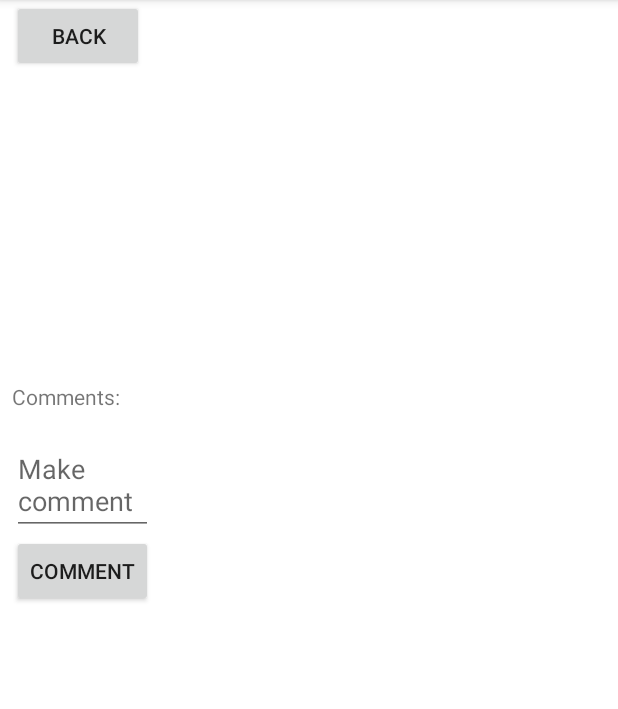
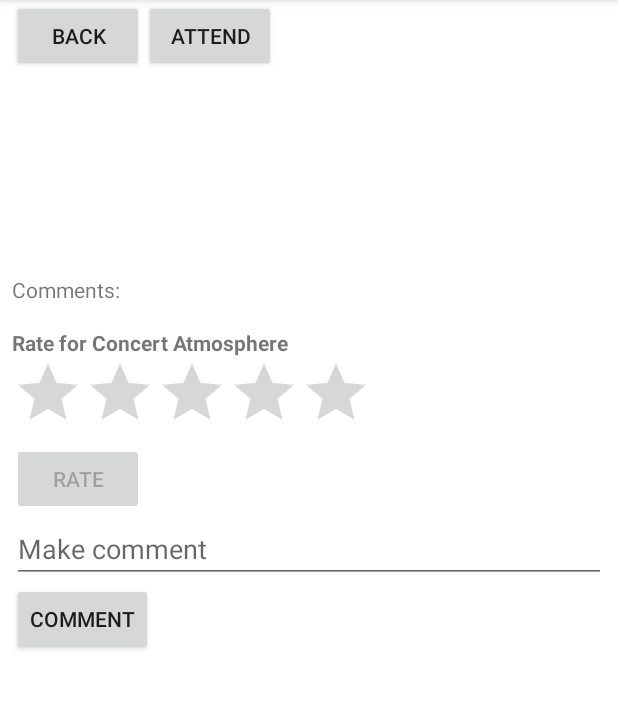
Before and after one commit to bounswe/bounswe2017group2, an Android app: the fragment ConcertDetails placed in its activity, on a phone screen of 412 x 824 dp, the part 84-793 px from its top. Run offline under Robolectric (Android 15) with nearby library versions, the phone set to English and light mode, and no system bars; 14 statements that could not run were skipped.

Commit message:
Detailed Rating is implemented

```diff
--- a/Android/app/src/main/java/com/swegroup2/lookingforconcerts/RestInterfaceController.java
+++ b/Android/app/src/main/java/com/swegroup2/lookingforconcerts/RestInterfaceController.java
@@ -6,6 +6,7 @@ import com.swegroup2.lookingforconcerts.concert.Artist;
 import com.swegroup2.lookingforconcerts.concert.ConcertComment;
 import com.swegroup2.lookingforconcerts.concert.ConcertDto;
 import com.swegroup2.lookingforconcerts.concert.ConcertResponse;
+import com.swegroup2.lookingforconcerts.concert.Ratings;
 import com.swegroup2.lookingforconcerts.user.UserDto;
 import com.swegroup2.lookingforconcerts.user.UserResponse;
 
@@ -43,10 +44,13 @@ public interface RestInterfaceController {
     Call<UserDto> getUserProfile(@HeaderMap Map<String, String> headermap);
 
     @POST("/concert/{id}/subscribe/")
-    Call<ConcertResponse> attend(@Path("id") int id, @HeaderMap Map<String, String> headermap);
+    Call<Void> attend(@Path("id") int id, @HeaderMap Map<String, String> headermap);
 
     @POST("/concert/{id}/unsubscribe/")
     Call<ConcertResponse> unAttend(@Path("id") int id, @HeaderMap Map<String, String> headermap);
+
+    @POST("/concert/{id}/rate/")
+    Call<ConcertResponse> rate(@Body Ratings ratings, @Path("id") int id, @HeaderMap Map<String, String> headermap);
 
     @POST("/signup/")
     Call<UserResponse> signUp(@Body UserDto userDto);
--- a/Android/app/src/main/java/com/swegroup2/lookingforconcerts/concert/ConcertDetails.java
+++ b/Android/app/src/main/java/com/swegroup2/lookingforconcerts/concert/ConcertDetails.java
@@ -4,11 +4,13 @@ import android.os.Bundle;
 import android.support.annotation.Nullable;
 import android.support.v4.app.Fragment;
 import android.util.Log;
+import android.util.Pair;
 import android.view.LayoutInflater;
 import android.view.View;
 import android.view.ViewGroup;
 import android.widget.Button;
 import android.widget.EditText;
+import android.widget.RatingBar;
 import android.widget.TextView;
 import android.widget.Toast;
 
@@ -43,11 +45,21 @@ public class ConcertDetails extends Fragment {
     TextView maxPrice;
     TextView location;
     TextView comments;
+    TextView rateDetails;
+    int rateCount = 0;
     EditText commentText;
+    RatingBar ratingBar;
     public static Button attend;
 
     Button comment;
     Button back;
+    Button rateSubmit;
+
+    Ratings ratings = new Ratings();
+    int atmospehere = 0;
+    int costumes = 0;
+    int quality = 0;
+    int stage = 0;
 
 
     public ConcertDetails() {
@@ -58,7 +70,6 @@ public class ConcertDetails extends Fragment {
         ConcertDetails fragment = new ConcertDetails();
         Bundle args = new Bundle();
         args.putByteArray("concert", serialize(concertDto));
-
 
         fragment.setArguments(args);
         return fragment;
@@ -78,7 +89,6 @@ public class ConcertDetails extends Fragment {
     @Override
     public View onCreateView(final LayoutInflater inflater, final ViewGroup container,
                              final Bundle savedInstanceState) {
-
         View view = inflater.inflate(R.layout.fragment_concert_details, container, false);
         name = (TextView) view.findViewById(R.id.name);
         artistName = (TextView) view.findViewById(R.id.artistName);
@@ -88,6 +98,9 @@ public class ConcertDetails extends Fragment {
         maxPrice = (TextView) view.findViewById(R.id.maxPrice);
         location = (TextView) view.findViewById(R.id.location);
         comments = (TextView) view.findViewById(R.id.comments);
+        rateDetails = (TextView) view.findViewById(R.id.detailed_ratings);
+        ratingBar = (RatingBar) view.findViewById(R.id.ratingBar);
+        rateSubmit = (Button) view.findViewById(R.id.rate_submit);
         back = (Button) view.findViewById(R.id.back_to_list);
         comment = (Button) view.findViewById(R.id.comment);
         attend = (Button) view.findViewById(R.id.attend);
@@ -141,8 +154,100 @@ public class ConcertDetails extends Fragment {
         comments.setText(allComments);
 
 
+        ratingBar.setStepSize((float) 1.0);
+
+
+        for (int i = 0; i < concertDto.ratings.size(); i++) {
+            atmospehere += concertDto.ratings.get(i).concert_atmosphere;
+            costumes += concertDto.ratings.get(i).artist_costumes;
+            quality += concertDto.ratings.get(i).music_quality;
+            stage += concertDto.ratings.get(i).stage_show;
+        }
+
+        int size = concertDto.ratings.size();
+        if (size != 0) {
+            atmospehere = atmospehere / size;
+            costumes = costumes / size;
+            quality = quality / size;
+            stage = stage / size;
+        }
+
+        ratingBar.setProgress(atmospehere);
+
+        ratingBar.setOnRatingBarChangeListener(new RatingBar.OnRatingBarChangeListener() {
+            @Override
+            public void onRatingChanged(RatingBar ratingBar, float rating, boolean fromUser) {
+                if (ConcertListActivity.userDto.concerts.contains(concertDto.id) && fromUser) {
+                    if (rateCount == 0) {
+                        ratings.concert_atmosphere = (int) ratingBar.getRating();
+                        rateDetails.setText("Rate for Artist Costumes");
+                        ratingBar.setProgress(costumes);
+                    } else if (rateCount == 1) {
+                        ratings.artist_costumes = (int) ratingBar.getRating();
+                        rateDetails.setText("Rate for Music Quality");
+                        ratingBar.setProgress(quality);
+                    } else if (rateCount == 2) {
+                        ratings.music_quality = (int) ratingBar.getRating();
+                        rateDetails.setText("Rate for Stage Show");
+                        ratingBar.setProgress(stage);
+                    } else if (rateCount == 3) {
+                        ratings.stage_show = (int) ratingBar.getRating();
+                        rateDetails.setText("Rate for Concert Atmosphere");
+                        ratingBar.setProgress(atmospehere);
+                    } else {
+                        rateSubmit.setEnabled(true);
+                        rateCount = -1;
+                        rateDetails.setText("Rate for Concert Atmosphere");
+                        ratingBar.setProgress(atmospehere);
+                    }
+                    rateCount++;
+                }
+            }
+        });
+
+        ratingBar.setOnClickListener(new View.OnClickListener() {
+            @Override
+            public void onClick(View v) {
+
+            }
+        });
+        rateSubmit.setEnabled(false);
+        rateSubmit.setOnClickListener(new View.OnClickListener() {
+            @Override
+            public void onClick(View v) {
+                rate();
+            }
+        });
+
+
         // Inflate the layout for this fragment
         return view;
+    }
+
+    public void rate() {
+        Retrofit retrofit = new Retrofit.Builder()
+                .baseUrl("http://34.210.127.92:8000/")
+                .addConverterFactory(GsonConverterFactory.create())
+                .build();
+
+        RestInterfaceController controller = retrofit.create(RestInterfaceController.class);
+
+        Map<String, String> map = new HashMap<>();
+        map.put("Authorization", "Bearer " + LoginActivity.accessToken);
+        Call<ConcertResponse> call = controller.rate(ratings, concertDto.id, map);
+        call.enqueue(new Callback<ConcertResponse>() {
+            @Override
+            public void onResponse(Call<ConcertResponse> call, Response<ConcertResponse> response) {
+                rateDetails.setText("THANKS!");
+                ConcertListActivity.getProfileInfo(getActivity());
+                Toast.makeText(getActivity(), "RATED", Toast.LENGTH_SHORT).show();
+            }
+
+            @Override
+            public void onFailure(Call<ConcertResponse> call, Throwable t) {
+                Toast.makeText(getActivity(), "RATE ERROR", Toast.LENGTH_SHORT).show();
+            }
+        });
     }
 
     public void makeComment(String comment) {
@@ -184,10 +289,10 @@ public class ConcertDetails extends Fragment {
 
         Map<String, String> map = new HashMap<>();
         map.put("Authorization", "Bearer " + LoginActivity.accessToken);
-        Call<ConcertResponse> call = controller.attend(concertDto.id, map);
-        call.enqueue(new Callback<ConcertResponse>() {
+        Call<Void> call = controller.attend(concertDto.id, map);
+        call.enqueue(new Callback<Void>() {
             @Override
-            public void onResponse(Call<ConcertResponse> call, Response<ConcertResponse> response) {
+            public void onResponse(Call<Void> call, Response<Void> response) {
                 attend.setText("UNATTEND");
 
                 ConcertListActivity.getProfileInfo(getActivity());
@@ -195,9 +300,8 @@ public class ConcertDetails extends Fragment {
             }
 
             @Override
-            public void onFailure(Call<ConcertResponse> call, Throwable t) {
+            public void onFailure(Call<Void> call, Throwable t) {
                 Toast.makeText(getActivity(), "ATTEND ERROR", Toast.LENGTH_SHORT).show();
-                Log.d("FS", t.getMessage());
             }
         });
     }
--- /dev/null
+++ b/Android/app/src/main/java/com/swegroup2/lookingforconcerts/concert/Ratings.java
@@ -0,0 +1,28 @@
+package com.swegroup2.lookingforconcerts.concert;
+
+import com.google.gson.annotations.Expose;
+import com.google.gson.annotations.SerializedName;
+
+import java.io.Serializable;
+
+public class Ratings implements Serializable {
+    @SerializedName("concert_atmosphere")
+    @Expose
+    public Integer concert_atmosphere;
+    @SerializedName("artist_costumes")
+    @Expose
+    public Integer artist_costumes;
+    @SerializedName("music_quality")
+    @Expose
+    public Integer music_quality;
+    @SerializedName("stage_show")
+    @Expose
+    public Integer stage_show;
+    @SerializedName("owner")
+    @Expose
+    public Integer owner;
+    @SerializedName("concert")
+    @Expose
+    public Integer concert;
+
+}
--- a/Android/app/src/main/res/layout/fragment_concert_details.xml
+++ b/Android/app/src/main/res/layout/fragment_concert_details.xml
@@ -11,7 +11,7 @@
 
         <LinearLayout
             android:id="@+id/linearLayout"
-            android:layout_width="wrap_content"
+            android:layout_width="match_parent"
             android:layout_height="wrap_content"
             android:layout_marginLeft="8dp"
             android:layout_marginRight="8dp"
@@ -75,6 +75,25 @@
                 android:layout_width="wrap_content"
                 android:layout_height="wrap_content" />
 
+            <TextView
+                android:id="@+id/detailed_ratings"
+                android:layout_width="wrap_content"
+                android:layout_height="wrap_content"
+                android:textStyle="bold"
+                android:text="Rate for Concert Atmosphere"/>
+
+            <RatingBar
+                android:layout_width="wrap_content"
+                android:layout_height="wrap_content"
+                android:id="@+id/ratingBar" />
+
+            <Button
+                android:id="@+id/rate_submit"
+                android:layout_width="wrap_content"
+                android:layout_height="wrap_content"
+                android:text="Rate" />
+
+
             <EditText
                 android:id="@+id/comment_edittext"
                 android:layout_width="match_parent"
@@ -91,6 +110,7 @@
         </LinearLayout>
 
 
+
     </RelativeLayout>
 
 
```
Also changed, not shown: Android/app/src/main/java/com/swegroup2/lookingforconcerts/concert/ConcertDto.java (+0 -23 lines).
